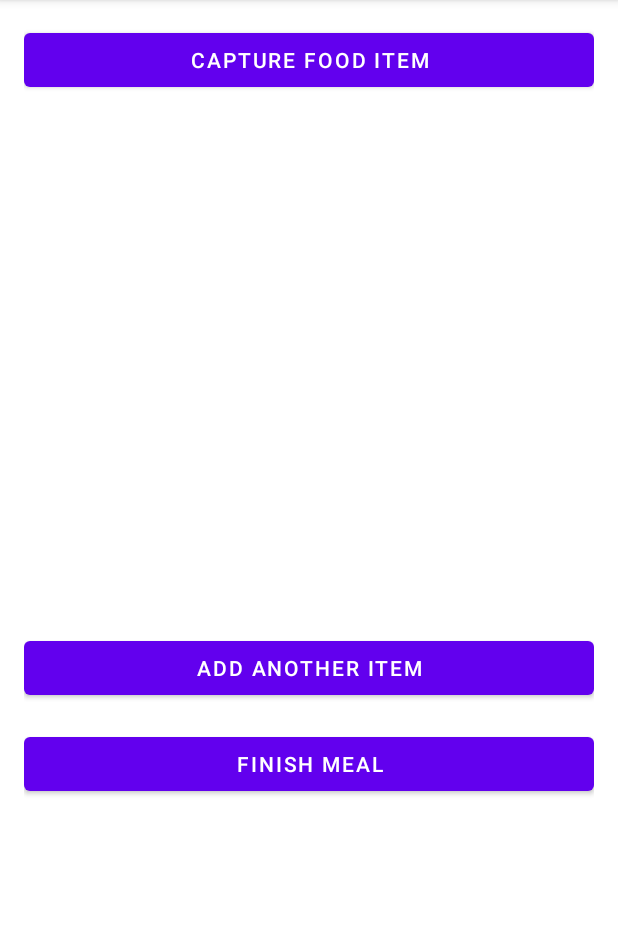
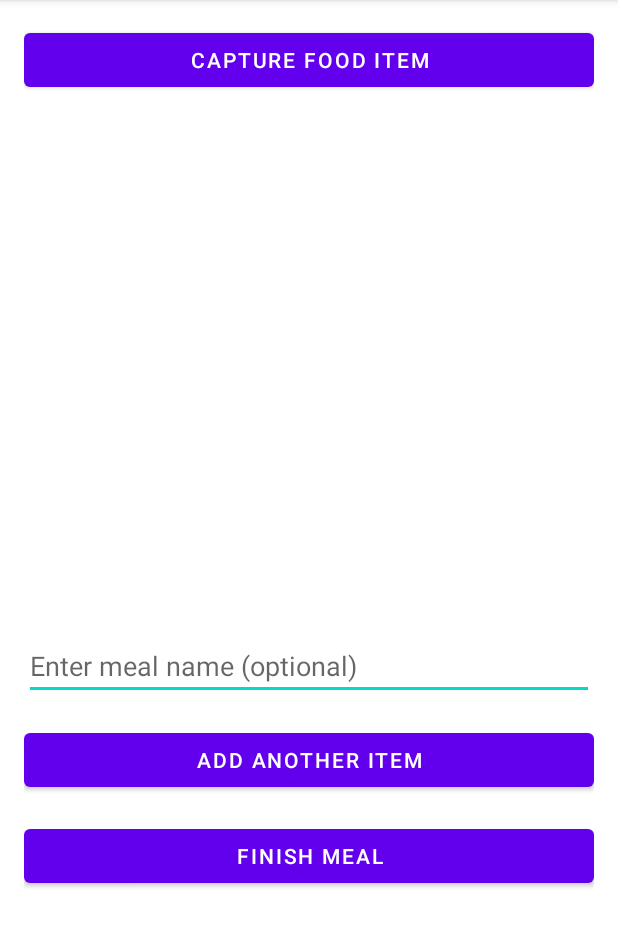
Before and after one commit to Voidxx/calonote, an Android app: the CaptureFoodItemActivity screen opened directly, with no data from a screen before it, after a tap on "FINISH MEAL", on a phone screen of 412 x 824 dp, the part 84-1031 px from its top. Run offline under Robolectric (Android 15) with nearby library versions, the phone set to English and light mode, and no system bars; our stand-ins replace Firebase (no records; nobody signed in at launch, a user with empty details on screens opened directly); libraries missing offline, so code that uses them is left out: org.eclipse.paho; pictures from the network do not load; 4 statements that could not run were skipped.

Commit message:
add option to choose meal name

```diff
--- a/app/src/main/java/com/example/calonote/controller/CaptureFoodItemActivity.kt
+++ b/app/src/main/java/com/example/calonote/controller/CaptureFoodItemActivity.kt
@@ -4,6 +4,7 @@ import android.os.Bundle
 import android.util.Base64
 import android.util.Log
 import android.widget.Button
+import android.widget.EditText
 import android.widget.ImageView
 import android.widget.TextView
 import android.widget.Toast
@@ -25,6 +26,9 @@ import okhttp3.internal.wait
 import org.eclipse.paho.client.mqttv3.*
 import org.json.JSONException
 import org.json.JSONObject
+import java.text.SimpleDateFormat
+import java.util.Date
+import java.util.Locale
 
 class CaptureFoodItemActivity : AppCompatActivity() {
     private lateinit var btnCapture: Button
@@ -40,6 +44,7 @@ class CaptureFoodItemActivity : AppCompatActivity() {
     private var currentWeight: Float = 0.0f
     private lateinit var ivFoodImage: ImageView
     private var capturedImageData: String = ""
+    private lateinit var etMealName: EditText
 
     override fun onCreate(savedInstanceState: Bundle?) {
         super.onCreate(savedInstanceState)
@@ -61,6 +66,7 @@ class CaptureFoodItemActivity : AppCompatActivity() {
         ivFoodImage = findViewById(R.id.ivFoodImage)
         btnAddAnotherItem = findViewById(R.id.btnAddAnotherItem)
         btnFinishMeal = findViewById(R.id.btnFinishMeal)
+        etMealName = findViewById(R.id.etMealName)
     }
 
     private fun setListeners() {
@@ -158,8 +164,13 @@ class CaptureFoodItemActivity : AppCompatActivity() {
                 Toast.makeText(this, "Error: User not logged in", Toast.LENGTH_SHORT).show()
                 return@getCurrentUser
             }
+            val userInputMealName = etMealName.text.toString().trim()
+            val mealName = if (userInputMealName.isNotEmpty()) {
+                "$userInputMealName - ${getCurrentDateTime()}"
+            } else {
+                "Meal ${getCurrentDateTime()}"
+            }
 
-            val mealName = "Meal ${System.currentTimeMillis()}"
             val totalCalories = mealItems.sumOf { it.calories.toDouble() }.toFloat()
             val totalNutritiveValues = calculateTotalNutritiveValues()
 
@@ -183,7 +194,10 @@ class CaptureFoodItemActivity : AppCompatActivity() {
             }
         }
     }
-
+    private fun getCurrentDateTime(): String {
+        val sdf = SimpleDateFormat("yyyy-MM-dd HH:mm:ss", Locale.getDefault())
+        return sdf.format(Date())
+    }
 
     private fun updateNutritionInfo(nutritiveValues: NutritiveValues, calories: Float) {
         tvNutrition.text = """
--- a/app/src/main/res/layout/activity_capture_food_item.xml
+++ b/app/src/main/res/layout/activity_capture_food_item.xml
@@ -28,18 +28,29 @@
         android:layout_width="wrap_content"
         android:layout_height="wrap_content"
         android:layout_marginTop="8dp"/>
+
     <ImageView
         android:id="@+id/ivFoodImage"
         android:layout_width="match_parent"
         android:layout_height="200dp"
         android:scaleType="centerCrop"
         android:layout_marginTop="16dp"/>
+
     <TextView
         android:id="@+id/tvNutrition"
         android:layout_width="wrap_content"
         android:layout_height="wrap_content"
         android:layout_marginTop="16dp"
         android:textSize="14sp" />
+
+    <EditText
+        android:id="@+id/etMealName"
+        android:layout_width="match_parent"
+        android:layout_height="wrap_content"
+        android:hint="Enter meal name (optional)"
+        android:layout_marginTop="16dp"
+        android:inputType="text"
+        android:maxLines="1" />
 
     <Button
         android:id="@+id/btnAddAnotherItem"
```
